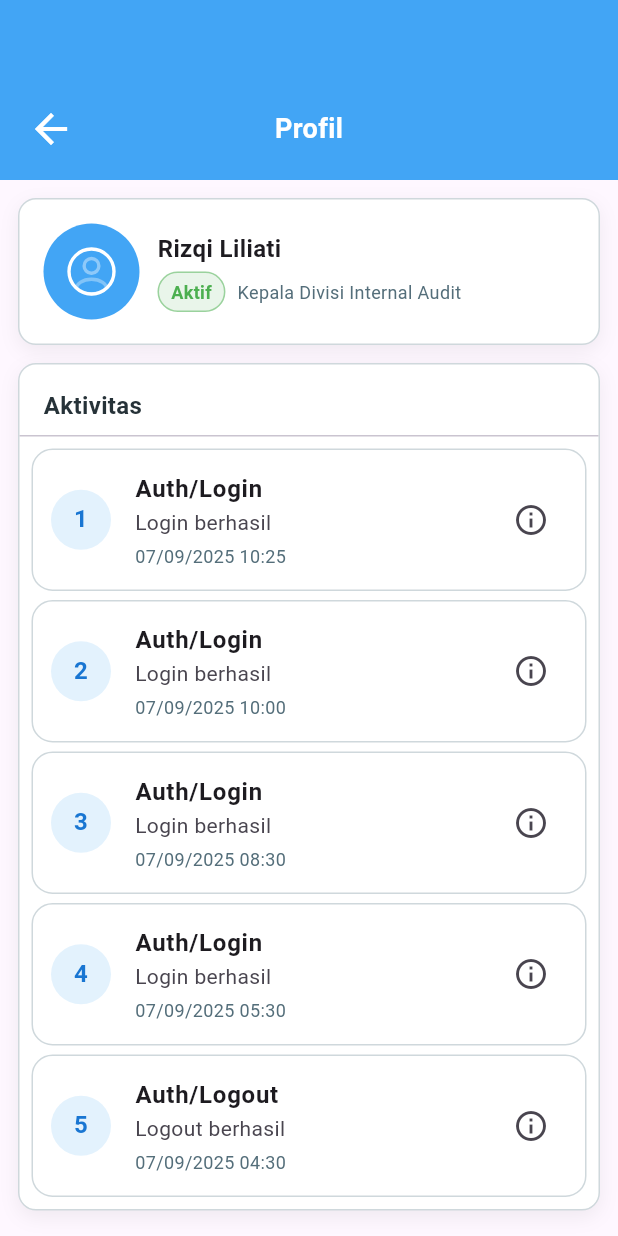
After one commit to Choconut06/AuditApp_magang, a Flutter app: the AktivitasPage screen opened directly, on a phone screen of 412 x 824 dp. The commit adds this screen. Run offline on Flutter 3.47's test engine with Material 3 defaults, Android fonts, the phone set to English and light mode, and no system bars; our stand-ins replace flutter_svg.

Commit message:
activity page, arrowback

```diff
--- /dev/null
+++ b/lib/pages/aktivitaspage.dart
@@ -0,0 +1,382 @@
+import 'package:audit_app_magang/widget/sidebar.dart';
+import 'package:flutter/material.dart';
+import 'package:flutter_svg/flutter_svg.dart';
+import 'package:audit_app_magang/pages/homepage.dart';
+
+class AktivitasPage extends StatefulWidget {
+  const AktivitasPage({super.key});
+
+  @override
+  State<AktivitasPage> createState() => _AktivitasPageState();
+}
+
+class _AktivitasPageState extends State<AktivitasPage> {
+  final GlobalKey<ScaffoldState> _scaffoldKey = GlobalKey<ScaffoldState>();
+
+  // ====== Dummy data (hanya 5 contoh) ======
+  final List<ActivityItem> _all = [
+    ActivityItem(
+      index: 1,
+      modul: 'Auth/Login',
+      deskripsi: 'Login berhasil',
+      waktu: DateTime.now().subtract(const Duration(minutes: 5)),
+      by: 'Rizqi Liliati',
+    ),
+    ActivityItem(
+      index: 2,
+      modul: 'Auth/Login',
+      deskripsi: 'Login berhasil',
+      waktu: DateTime.now().subtract(const Duration(minutes: 30)),
+      by: 'Rizqi Liliati',
+    ),
+    ActivityItem(
+      index: 3,
+      modul: 'Auth/Login',
+      deskripsi: 'Login berhasil',
+      waktu: DateTime.now().subtract(const Duration(hours: 2)),
+      by: 'Rizqi Liliati',
+    ),
+    ActivityItem(
+      index: 4,
+      modul: 'Auth/Login',
+      deskripsi: 'Login berhasil',
+      waktu: DateTime.now().subtract(const Duration(hours: 5)),
+      by: 'Rizqi Liliati',
+    ),
+    ActivityItem(
+      index: 5,
+      modul: 'Auth/Logout',
+      deskripsi: 'Logout berhasil',
+      waktu: DateTime.now().subtract(const Duration(hours: 6)),
+      by: 'Rizqi Liliati',
+    ),
+  ];
+
+  @override
+  Widget build(BuildContext context) {
+    return Scaffold(
+      key: _scaffoldKey,
+      appBar: _appBar(),
+      drawer: const CustomDrawer(),
+      body: ListView(
+        padding: const EdgeInsets.all(12),
+        children: [
+          _profileCard(),
+          const SizedBox(height: 12),
+          _aktivitasContainer(),
+        ],
+      ),
+    );
+  }
+
+  PreferredSizeWidget _appBar() {
+    return PreferredSize(
+      preferredSize: const Size.fromHeight(120),
+      child: AppBar(
+        automaticallyImplyLeading: false,
+        backgroundColor: Colors.blue[400],
+        flexibleSpace: SafeArea(
+          child: Column(
+            mainAxisAlignment: MainAxisAlignment.end,
+            children: [
+              Padding(
+                padding: const EdgeInsets.symmetric(
+                  horizontal: 10,
+                  vertical: 10,
+                ),
+                child: Stack(
+                  alignment: Alignment.center,
+                  children: [
+                    // Tombol Back di kiri
+                    Align(
+                      alignment: Alignment.centerLeft,
+                      child: GestureDetector(
+                        onTap: () {
+                          Navigator.pushReplacement(
+                            context,
+                            MaterialPageRoute(
+                              builder: (context) => const HomePage(),
+                            ),
+                          );
+                        },
+                        child: Container(
+                          padding: const EdgeInsets.all(8),
+                          decoration: BoxDecoration(
+                            color: Colors.blue[400],
+                            borderRadius: BorderRadius.circular(10),
+                          ),
+                          child: const Icon(
+                            Icons.arrow_back,
+                            color: Colors.white,
+                            size: 32,
+                          ),
+                        ),
+                      ),
+                    ),
+
+                    // Judul di tengah
+                    const Center(
+                      child: Text(
+                        "Profil",
+                        style: TextStyle(
+                          color: Colors.white,
+                          fontSize: 18,
+                          fontWeight: FontWeight.w600,
+                        ),
+                      ),
+                    ),
+                  ],
+                ),
+              ),
+            ],
+          ),
+        ),
+      ),
+    );
+  }
+
+  // ====== Profil Card ======
+  Widget _profileCard() {
+    return Container(
+      width: double.infinity,
+      padding: const EdgeInsets.all(16),
+      decoration: _cardDeco(),
+      child: Row(
+        children: [
+          CircleAvatar(
+            radius: 32,
+            backgroundColor: Colors.blue[400],
+            child: SvgPicture.asset(
+              "assets/icons/profile.svg",
+              color: Colors.white,
+              height: 36,
+            ),
+          ),
+          const SizedBox(width: 12),
+          Expanded(
+            child: Column(
+              crossAxisAlignment: CrossAxisAlignment.start,
+              children: [
+                const Text(
+                  "Rizqi Liliati",
+                  style: TextStyle(fontWeight: FontWeight.w700, fontSize: 16),
+                ),
+                const SizedBox(height: 4),
+                Row(
+                  children: [
+                    Container(
+                      padding: const EdgeInsets.symmetric(
+                        horizontal: 8,
+                        vertical: 4,
+                      ),
+                      decoration: BoxDecoration(
+                        color: Colors.green.withOpacity(0.12),
+                        border: Border.all(
+                          color: Colors.green.withOpacity(0.5),
+                        ),
+                        borderRadius: BorderRadius.circular(20),
+                      ),
+                      child: const Text(
+                        'Aktif',
+                        style: TextStyle(
+                          color: Colors.green,
+                          fontWeight: FontWeight.w600,
+                          fontSize: 12,
+                        ),
+                      ),
+                    ),
+                    const SizedBox(width: 8),
+                    Text(
+                      'Kepala Divisi Internal Audit',
+                      style: TextStyle(
+                        color: Colors.blueGrey.shade600,
+                        fontSize: 12,
+                      ),
+                    ),
+                  ],
+                ),
+              ],
+            ),
+          ),
+        ],
+      ),
+    );
+  }
+
+  // ====== Container daftar aktivitas ======
+  Widget _aktivitasContainer() {
+    return Container(
+      decoration: _cardDeco(),
+      child: Column(
+        crossAxisAlignment: CrossAxisAlignment.start,
+        children: [
+          // Header
+          Padding(
+            padding: const EdgeInsets.fromLTRB(16, 16, 16, 8),
+            child: Text(
+              'Aktivitas',
+              style: TextStyle(
+                fontWeight: FontWeight.w700,
+                fontSize: 16,
+                color: Colors.blueGrey.shade900,
+              ),
+            ),
+          ),
+          const Divider(height: 1),
+          // Daftar aktivitas
+          ListView.separated(
+            physics: const NeverScrollableScrollPhysics(),
+            shrinkWrap: true,
+            padding: const EdgeInsets.all(8),
+            itemCount: _all.length,
+            separatorBuilder: (_, __) => const SizedBox(height: 6),
+            itemBuilder: (context, i) {
+              final a = _all[i];
+              return Container(
+                decoration: BoxDecoration(
+                  color: Colors.white,
+                  border: Border.all(color: Colors.blueGrey.shade100),
+                  borderRadius: BorderRadius.circular(14),
+                ),
+                child: ListTile(
+                  contentPadding: const EdgeInsets.symmetric(
+                    horizontal: 12,
+                    vertical: 6,
+                  ),
+                  leading: CircleAvatar(
+                    backgroundColor: Colors.blue[50],
+                    child: Text(
+                      a.index.toString(),
+                      style: TextStyle(
+                        color: Colors.blue.shade700,
+                        fontWeight: FontWeight.w700,
+                      ),
+                    ),
+                  ),
+                  title: Text(
+                    a.modul,
+                    style: const TextStyle(fontWeight: FontWeight.w700),
+                  ),
+                  subtitle: Column(
+                    crossAxisAlignment: CrossAxisAlignment.start,
+                    children: [
+                      Text(a.deskripsi),
+                      const SizedBox(height: 4),
+                      Text(
+                        _fmt(a.waktu),
+                        style: TextStyle(
+                          fontSize: 12,
+                          color: Colors.blueGrey.shade600,
+                        ),
+                      ),
+                    ],
+                  ),
+                  trailing: IconButton(
+                    tooltip: 'Info',
+                    icon: const Icon(Icons.info_outline),
+                    onPressed: () {
+                      _showDetail(a);
+                    },
+                  ),
+                ),
+              );
+            },
+          ),
+        ],
+      ),
+    );
+  }
+
+  // ====== Helpers ======
+  String _fmt(DateTime dt) {
+    final d = dt.day.toString().padLeft(2, '0');
+    final m = dt.month.toString().padLeft(2, '0');
+    final y = dt.year.toString();
+    final hh = dt.hour.toString().padLeft(2, '0');
+    final mm = dt.minute.toString().padLeft(2, '0');
+    return '$d/$m/$y $hh:$mm';
+  }
+
+  BoxDecoration _cardDeco() {
+    return BoxDecoration(
+      color: Colors.white,
+      borderRadius: BorderRadius.circular(12),
+      border: Border.all(color: Colors.blueGrey.shade100),
+      boxShadow: [
+        BoxShadow(
+          color: Colors.black.withOpacity(0.06),
+          blurRadius: 10,
+          offset: const Offset(0, 4),
+        ),
+      ],
+    );
+  }
+
+  void _showDetail(ActivityItem a) {
+    showModalBottomSheet(
+      context: context,
+      showDragHandle: true,
+      shape: const RoundedRectangleBorder(
+        borderRadius: BorderRadius.vertical(top: Radius.circular(16)),
+      ),
+      builder: (_) {
+        return Padding(
+          padding: const EdgeInsets.all(16),
+          child: Column(
+            mainAxisSize: MainAxisSize.min,
+            crossAxisAlignment: CrossAxisAlignment.start,
+            children: [
+              _row('No', a.index.toString()),
+              _row('Modul', a.modul),
+              _row('Deskripsi', a.deskripsi),
+              _row('Waktu', _fmt(a.waktu)),
+              _row('Oleh', a.by),
+              const SizedBox(height: 8),
+            ],
+          ),
+        );
+      },
+    );
+  }
+
+  Widget _row(String k, String v) {
+    return Padding(
+      padding: const EdgeInsets.symmetric(vertical: 6),
+      child: Row(
+        crossAxisAlignment: CrossAxisAlignment.start,
+        children: [
+          SizedBox(
+            width: 110,
+            child: Text(
+              k,
+              style: TextStyle(
+                fontWeight: FontWeight.w700,
+                color: Colors.blueGrey.shade800,
+              ),
+            ),
+          ),
+          Expanded(
+            child: Text(v, style: TextStyle(color: Colors.blueGrey.shade800)),
+          ),
+        ],
+      ),
+    );
+  }
+}
+
+// ====== Model sederhana ======
+class ActivityItem {
+  final int index;
+  final String modul;
+  final String deskripsi;
+  final DateTime waktu;
+  final String by;
+
+  ActivityItem({
+    required this.index,
+    required this.modul,
+    required this.deskripsi,
+    required this.waktu,
+    required this.by,
+  });
+}
```
Also changed, not shown: lib/pages/biaya_penugasanpage.dart (+17 -31 lines), lib/pages/homepage.dart (+0 -15 lines), lib/pages/profilepage.dart (+9 -3 lines), lib/pages/program__auditpage.dart (+17 -31 lines), lib/pages/surat_pemberitahuanpage.dart (+18 -46 lines), lib/widget/sidebar.dart (+7 -4 lines).
